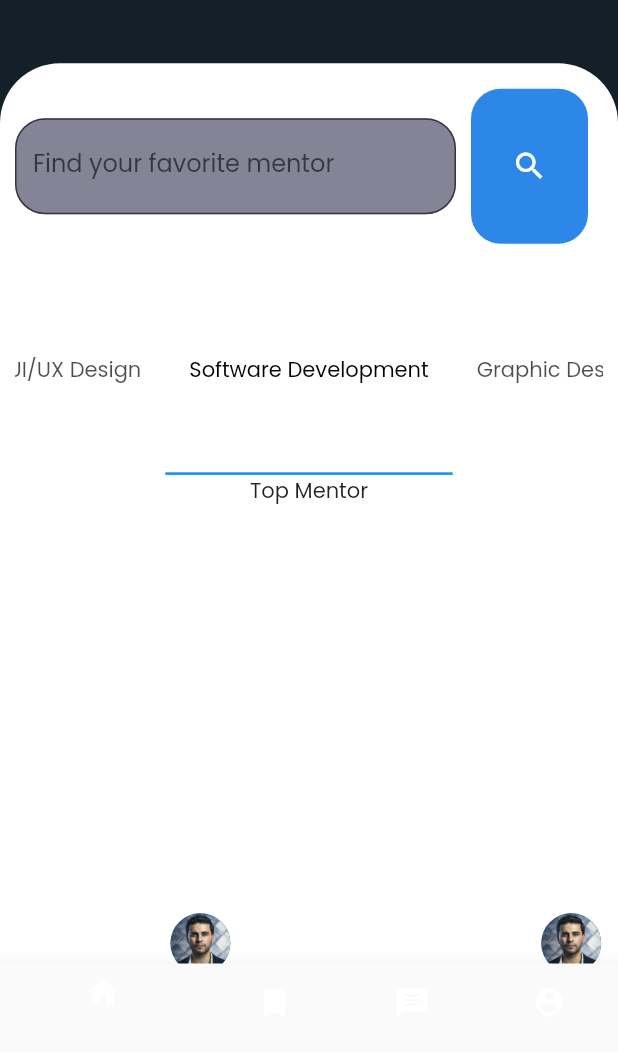
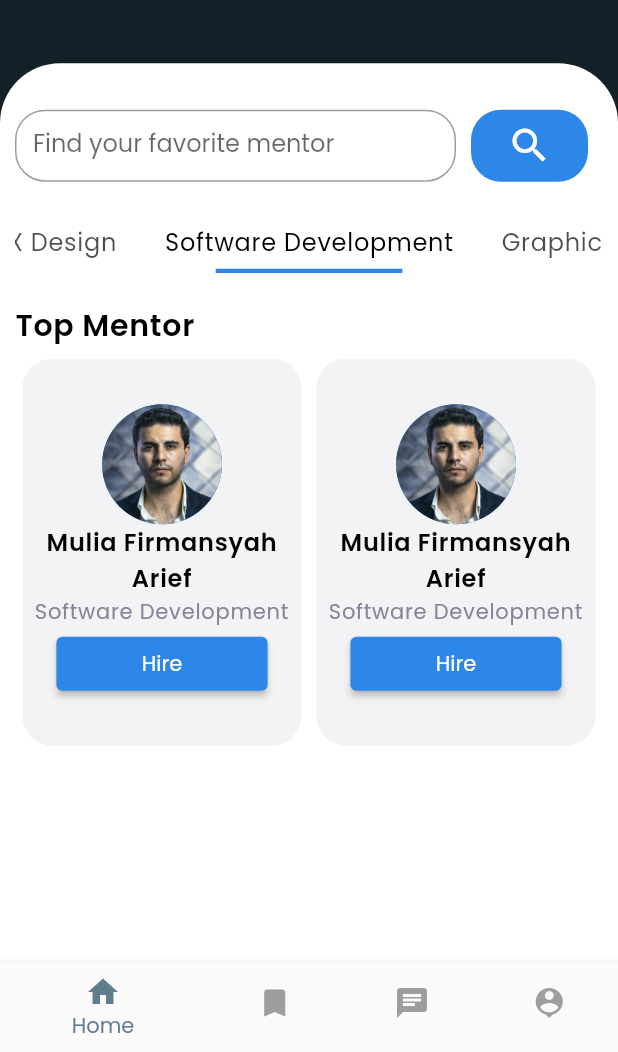
Before and after one commit to Mesail-Creative-Hub/mchub-team, a Flutter app: the screen it shows after launch, on a phone screen of 412 x 824 dp, the part 184-1236 px from its top. Run offline on Flutter 3.47's test engine with Material 2 defaults, Android fonts, the phone set to English and light mode, and no system bars.

Commit message:
Membuat navigation bottom bar

```diff
--- a/lib/main.dart
+++ b/lib/main.dart
@@ -45,22 +45,26 @@ class _AppNavigationState extends State<AppNavigation> {
         items: const <BottomNavigationBarItem>[
           BottomNavigationBarItem(
             icon: Icon(Icons.home),
-            label: "",
+            label: "Home",
           ),
           BottomNavigationBarItem(
             icon: Icon(Icons.bookmark),
-            label: "",
+            label: "Bookmark",
           ),
           BottomNavigationBarItem(
             icon: Icon(Icons.chat),
-            label: "",
+            label: "Message",
           ),
           BottomNavigationBarItem(
             icon: Icon(Icons.person_pin),
-            label: "",
+            label: "Profile",
           ),
         ],
         currentIndex: _selectedIndex,
+        selectedItemColor: Colors.blueGrey,
+        showSelectedLabels: true,
+        showUnselectedLabels: false,
+        unselectedItemColor: Colors.grey,
         onTap: (int index) {
           setState(() {
             _selectedIndex = index;
--- a/lib/pages/home_page.dart
+++ b/lib/pages/home_page.dart
@@ -19,7 +19,9 @@ class Home extends StatelessWidget {
                 child: const Header(),
               ),
               Container(
-                padding: const EdgeInsets.symmetric(horizontal: 10),
+                padding: const EdgeInsets.symmetric(horizontal: 10)
+                    .add(const EdgeInsets.only(top: 20)),
+                height: MediaQuery.of(context).size.height * .8,
                 decoration: BoxDecoration(
                   color: whiteColor,
                   borderRadius: const BorderRadius.only(
@@ -27,7 +29,6 @@ class Home extends StatelessWidget {
                     topRight: Radius.circular(40),
                   ),
                 ),
-                height: MediaQuery.of(context).size.height * 1,
                 child: const TeamMember(),
               ),
             ],
@@ -100,28 +101,31 @@ class _TeamMember extends State<TeamMember> with TickerProviderStateMixin {
   @override
   void initState() {
     super.initState();
-    _tabCtrl = TabController(initialIndex: 1, length: 6, vsync: this);
+    _tabCtrl = TabController(
+      initialIndex: 1,
+      length: 6,
+      vsync: this,
+    );
   }
 
   @override
   Widget build(BuildContext context) {
     return Column(
-      mainAxisAlignment: MainAxisAlignment.start,
       children: [
-        Expanded(
-          flex: 1,
+        SizedBox(
+          height: 70,
           child: Row(
             children: [
               Expanded(
                 flex: 9,
                 child: TextField(
                   controller: _searchCtrl,
-                  decoration: InputDecoration(
+                  decoration: const InputDecoration(
                     labelText: "Find your favorite mentor",
                     hintText: "Search",
-                    fillColor: greyColor,
-                    filled: true,
-                    border: const OutlineInputBorder(
+                    isDense: true,
+                    contentPadding: EdgeInsets.all(12),
+                    border: OutlineInputBorder(
                       borderRadius: BorderRadius.all(
                         Radius.circular(20),
                       ),
@@ -132,9 +136,7 @@ class _TeamMember extends State<TeamMember> with TickerProviderStateMixin {
               Expanded(
                   flex: 3,
                   child: Container(
-                    height: double.infinity,
-                    margin: const EdgeInsets.symmetric(
-                        vertical: 17, horizontal: 10),
+                    margin: const EdgeInsets.symmetric(horizontal: 10),
                     decoration: BoxDecoration(
                       color: blueColor,
                       borderRadius: const BorderRadius.all(
@@ -144,18 +146,27 @@ class _TeamMember extends State<TeamMember> with TickerProviderStateMixin {
                     child: IconButton(
                       onPressed: () {},
                       color: whiteColor,
-                      icon: const Icon(Icons.search),
+                      icon: const Icon(
+                        Icons.search,
+                        size: 30,
+                      ),
                     ),
                   )),
             ],
           ),
         ),
-        Expanded(
-          flex: 1,
+        Container(
+          padding: const EdgeInsets.only(top: 10),
+          height: 50,
           child: TabBar(
+            indicator: UnderlineTabIndicator(
+              borderSide: BorderSide(width: 3, color: blueColor),
+              insets: const EdgeInsets.symmetric(horizontal: 50),
+            ),
             isScrollable: true,
             controller: _tabCtrl,
             labelColor: Colors.black,
+            labelStyle: textStyle(Colors.black, textMd, textRegular),
             tabs: const [
               Tab(
                 child: Text("UI/UX Design"),
@@ -178,13 +189,18 @@ class _TeamMember extends State<TeamMember> with TickerProviderStateMixin {
             ],
           ),
         ),
-        Expanded(
-          flex: 4,
+        Container(
+          padding: const EdgeInsets.only(top: 20),
+          height: 315,
           child: Column(
+            crossAxisAlignment: CrossAxisAlignment.start,
             children: [
-              const Expanded(
-                flex: 3,
-                child: Text("Top Mentor"),
+              Expanded(
+                flex: 1,
+                child: Text(
+                  "Top Mentor",
+                  style: textStyle(Colors.black, textLg, textBold),
+                ),
               ),
               Expanded(
                 flex: 7,
@@ -192,19 +208,47 @@ class _TeamMember extends State<TeamMember> with TickerProviderStateMixin {
                   shrinkWrap: true,
                   scrollDirection: Axis.horizontal,
                   itemCount: 5,
-                  itemBuilder: (context, index) => SizedBox(
-                    width: MediaQuery.of(context).size.height * .3,
+                  itemBuilder: (context, index) => Container(
+                    width: (MediaQuery.of(context).size.width - 40) / 2,
                     height: 200,
+                    padding: const EdgeInsets.all(5),
+                    margin: const EdgeInsets.symmetric(horizontal: 5),
+                    decoration: BoxDecoration(
+                      color: greyColor.withOpacity(
+                        0.1,
+                      ),
+                      borderRadius: const BorderRadius.all(
+                        Radius.circular(20),
+                      ),
+                    ),
                     child: Column(
                       mainAxisAlignment: MainAxisAlignment.center,
-                      children: const [
-                        CircleAvatar(
+                      children: [
+                        const CircleAvatar(
                           backgroundImage:
                               AssetImage("assets/images/picture.png"),
+                          radius: 40,
                         ),
-                        Text("Mulia Firmansyah Arief"),
-                        Text("Software Development"),
-                        ElevatedButton(onPressed: null, child: Text("Hire"))
+                        Text(
+                          "Mulia Firmansyah Arief",
+                          textAlign: TextAlign.center,
+                          style: textStyle(Colors.black, textMd, textBold),
+                        ),
+                        Text(
+                          "Software Development",
+                          textAlign: TextAlign.center,
+                          style: textStyle(greyColor, textSm, textRegular),
+                        ),
+                        FractionallySizedBox(
+                          widthFactor: .8,
+                          child: ElevatedButton(
+                            style: ElevatedButton.styleFrom(
+                              primary: blueColor,
+                            ),
+                            onPressed: () {},
+                            child: const Text("Hire"),
+                          ),
+                        )
                       ],
                     ),
                   ),
```
